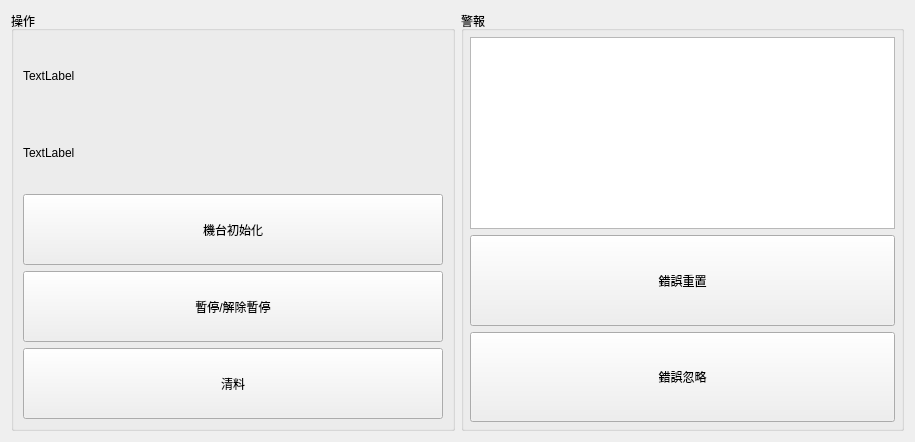
smandyscom/front-base-widget, file bank-view/fronts/frontmainpanel.ui: the form before one commit.
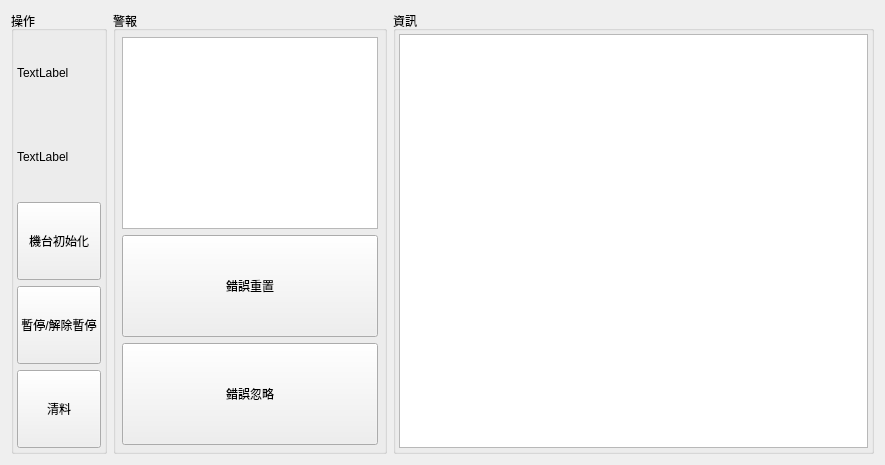
The form after the commit.

Patch:
```diff
--- a/bank-view/fronts/frontmainpanel.ui
+++ b/bank-view/fronts/frontmainpanel.ui
@@ -6,8 +6,8 @@
    <rect>
     <x>0</x>
     <y>0</y>
-    <width>915</width>
-    <height>442</height>
+    <width>885</width>
+    <height>465</height>
    </rect>
   </property>
   <property name="windowTitle">
@@ -26,11 +26,20 @@
       <string>操作</string>
      </property>
      <layout class="QGridLayout" name="gridLayout_5">
+      <property name="leftMargin">
+       <number>3</number>
+      </property>
+      <property name="topMargin">
+       <number>3</number>
+      </property>
+      <property name="rightMargin">
+       <number>3</number>
+      </property>
+      <property name="bottomMargin">
+       <number>3</number>
+      </property>
       <item row="0" column="0">
-       <layout class="QGridLayout" name="gridLayout_4">
-        <property name="sizeConstraint">
-         <enum>QLayout::SetDefaultConstraint</enum>
-        </property>
+       <layout class="QGridLayout" name="gridLayout_4" columnstretch="0">
         <item row="0" column="0">
          <widget class="QLabel" name="labelNetwork">
           <property name="sizePolicy">
@@ -39,6 +48,12 @@
             <verstretch>0</verstretch>
            </sizepolicy>
           </property>
+          <property name="maximumSize">
+           <size>
+            <width>16777215</width>
+            <height>16777215</height>
+           </size>
+          </property>
           <property name="text">
            <string>TextLabel</string>
           </property>
@@ -97,6 +112,12 @@
             <verstretch>0</verstretch>
            </sizepolicy>
           </property>
+          <property name="maximumSize">
+           <size>
+            <width>16777215</width>
+            <height>16777215</height>
+           </size>
+          </property>
           <property name="text">
            <string>TextLabel</string>
           </property>
@@ -186,6 +207,52 @@
      </layout>
     </widget>
    </item>
+   <item row="0" column="2">
+    <widget class="QGroupBox" name="groupBox">
+     <property name="maximumSize">
+      <size>
+       <width>16777215</width>
+       <height>16777215</height>
+      </size>
+     </property>
+     <property name="title">
+      <string>資訊</string>
+     </property>
+     <layout class="QGridLayout" name="gridLayout_2">
+      <property name="leftMargin">
+       <number>3</number>
+      </property>
+      <property name="topMargin">
+       <number>3</number>
+      </property>
+      <property name="rightMargin">
+       <number>3</number>
+      </property>
+      <property name="bottomMargin">
+       <number>3</number>
+      </property>
+      <property name="spacing">
+       <number>6</number>
+      </property>
+      <item row="0" column="0">
+       <widget class="QTableView" name="tableViewMonitor">
+        <property name="maximumSize">
+         <size>
+          <width>16777215</width>
+          <height>16777215</height>
+         </size>
+        </property>
+        <property name="editTriggers">
+         <set>QAbstractItemView::NoEditTriggers</set>
+        </property>
+        <attribute name="verticalHeaderVisible">
+         <bool>false</bool>
+        </attribute>
+       </widget>
+      </item>
+     </layout>
+    </widget>
+   </item>
   </layout>
  </widget>
  <resources/>
```
